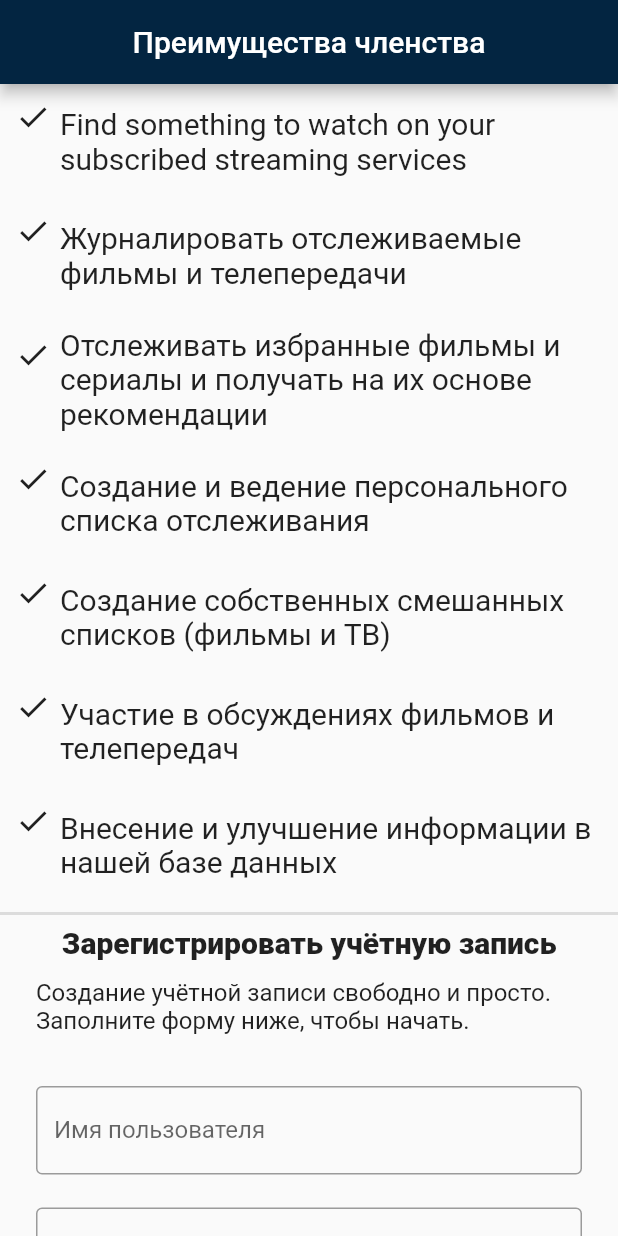
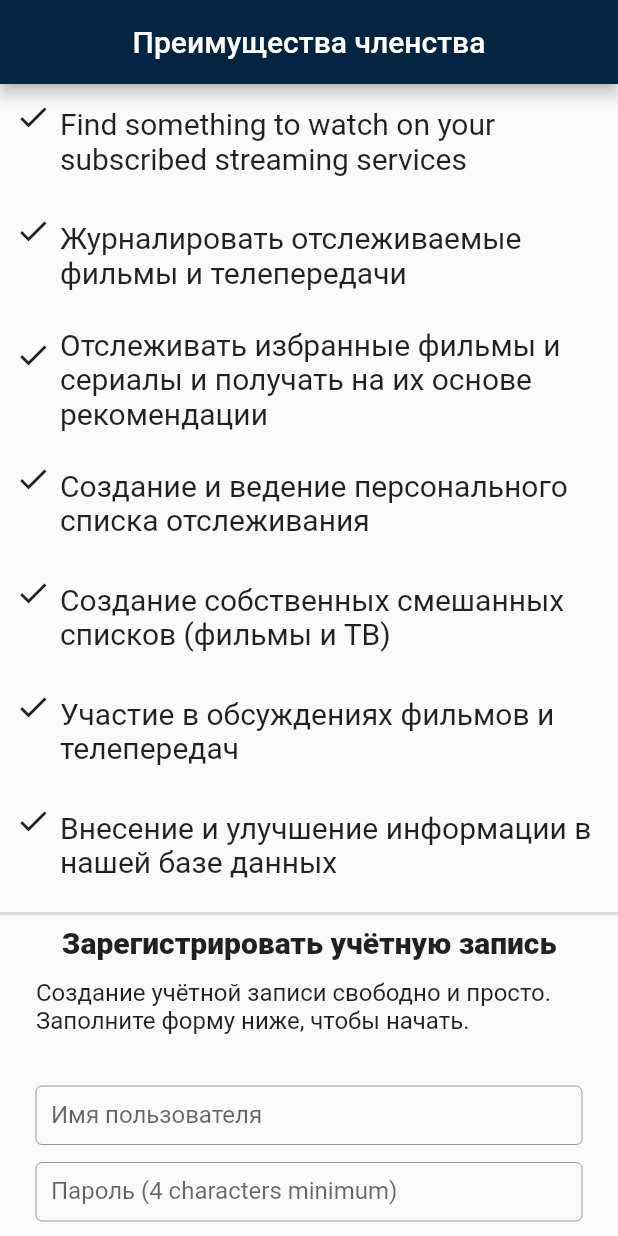
Before and after one commit to levtrilev/themoviedb_app, a Flutter app: the screen it shows after launch, on a phone screen of 412 x 824 dp. Run offline on Flutter 3.47's test engine with Material 2 defaults, Android fonts, the phone set to English and light mode, and no system bars.

Commit message:
some more of auth_widget.dart to save

```diff
--- a/lib/widgets/auth/auth_widget.dart
+++ b/lib/widgets/auth/auth_widget.dart
@@ -81,48 +81,64 @@ class AuthForm extends StatefulWidget {
 class _AuthFormState extends State<AuthForm> {
   @override
   Widget build(BuildContext context) {
+    //final textFieldDecoration = OwnInputDecoration('Пароль (4 characters minimum)');
     return Column(children: [
       Padding(
-        padding: const EdgeInsets.fromLTRB(24, 12, 24, 10),
+        padding: const EdgeInsets.fromLTRB(24, 12, 24, 6),
         child: TextField(
             obscureText: false,
-          decoration: InputDecoration(
-            border: OutlineInputBorder(),
-            labelText: 'Имя пользователя',
+            decoration: OwnInputDecoration('Имя пользователя')),
       ),
+      Padding(
+        padding: const EdgeInsets.fromLTRB(24, 6, 24, 6),
+        child: TextField(
+          obscureText: true,
+          decoration: OwnInputDecoration('Пароль (4 characters minimum)'),
         ),
       ),
       Padding(
-        padding: const EdgeInsets.fromLTRB(24, 12, 24, 10),
+        padding: const EdgeInsets.fromLTRB(24, 6, 24, 6),
         child: TextField(
             obscureText: true,
-          decoration: InputDecoration(
-            border: OutlineInputBorder(),
-            labelText: 'Пароль (4 characters minimum)',
-          ),
-        ),
+            decoration: OwnInputDecoration('Подтверждение пароля')),
       ),
       Padding(
-        padding: const EdgeInsets.fromLTRB(24, 12, 24, 10),
+        padding: const EdgeInsets.fromLTRB(24, 6, 24, 10),
         child: TextField(
-          obscureText: true,
-          decoration: InputDecoration(
-            border: OutlineInputBorder(),
-            labelText: 'Подтверждение пароля',
-          ),
-        ),
+            obscureText: false, decoration: OwnInputDecoration('Эл.почта')),
       ),
       Padding(
-        padding: const EdgeInsets.fromLTRB(24, 12, 24, 10),
-        child: TextField(
-          obscureText: false,
-          decoration: InputDecoration(
-            border: OutlineInputBorder(),
-            labelText: 'Эл.почта',
+        padding: const EdgeInsets.symmetric(horizontal: 24),
+        child: Column(
+          children: [
+            Text(
+                'Нажимая кнопку «Зарегистрироваться» ниже, я подтверждаю, что я прочитал и согласен с Условиями использования TMDb и Политикой конфиденциальности.'),
+            Row(
+              children: [
+                ElevatedButton(
+                  child: Text('Зарегистрироваться'),
+                  onPressed: () {},
                 ),
+                SizedBox(width: 16),
+                TextButton(
+                  child: Text('Отмена'),
+                  onPressed: () {},
+                )
+              ],
+            )
+          ],
         ),
       ),
     ]);
+  }
+
+  InputDecoration OwnInputDecoration(String label) {
+    return InputDecoration(
+      border: OutlineInputBorder(),
+      labelText: label,
+      contentPadding: EdgeInsets.symmetric(horizontal: 10, vertical: 10),
+      isCollapsed: true,
+    );
   }
 }
 
```
Lines whose indentation alone changed are shown as unchanged.
